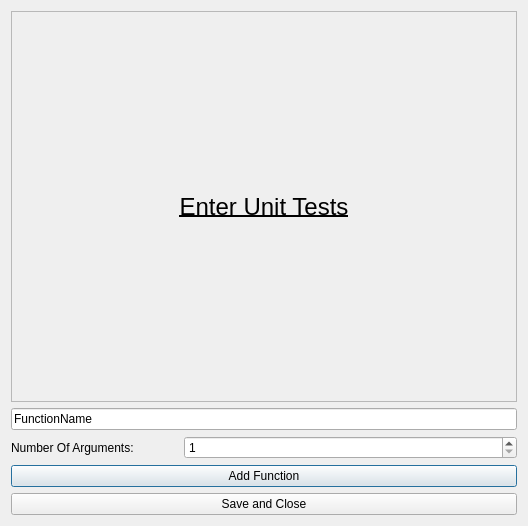
The window that EnterUnitTests2.ui (starswap/MLProgrammingIDE) describes before a commit, drawn with Qt 5.
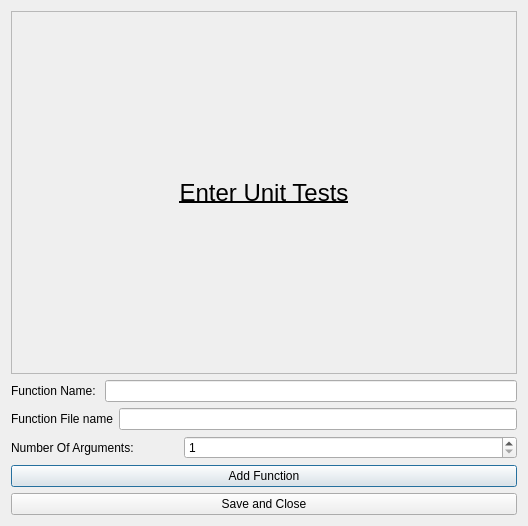
The same window after the commit.

Commit message: Created load screen and built some of the UnitTest object

Patch:
```diff
--- a/EnterUnitTests2.ui
+++ b/EnterUnitTests2.ui
@@ -13,7 +13,7 @@
   <property name="windowTitle">
    <string>Unit Test Entry</string>
   </property>
-  <layout class="QVBoxLayout" name="verticalLayout">
+  <layout class="QVBoxLayout" name="verticalLayout" stretch="0,0,0,0,0,0">
    <item>
     <widget class="QScrollArea" name="scrollArea">
      <property name="widgetResizable">
@@ -25,7 +25,7 @@
         <x>0</x>
         <y>0</y>
         <width>508</width>
-        <height>379</height>
+        <height>344</height>
        </rect>
       </property>
       <layout class="QVBoxLayout" name="verticalLayout_3">
@@ -57,11 +57,40 @@
     </widget>
    </item>
    <item>
-    <widget class="QLineEdit" name="FunctionName">
-     <property name="text">
-      <string>FunctionName</string>
-     </property>
-    </widget>
+    <layout class="QHBoxLayout" name="horizontalLayout_2">
+     <item>
+      <widget class="QLabel" name="label_3">
+       <property name="text">
+        <string>Function Name: </string>
+       </property>
+      </widget>
+     </item>
+     <item>
+      <widget class="QLineEdit" name="FunctionName">
+       <property name="text">
+        <string/>
+       </property>
+      </widget>
+     </item>
+    </layout>
+   </item>
+   <item>
+    <layout class="QHBoxLayout" name="horizontalLayout_3">
+     <item>
+      <widget class="QLabel" name="label_4">
+       <property name="text">
+        <string>Function File name</string>
+       </property>
+      </widget>
+     </item>
+     <item>
+      <widget class="QLineEdit" name="FunctionFileName">
+       <property name="text">
+        <string/>
+       </property>
+      </widget>
+     </item>
+    </layout>
    </item>
    <item>
     <layout class="QHBoxLayout" name="horizontalLayout" stretch="1,2">
```
The commit also changes 24 other files.
